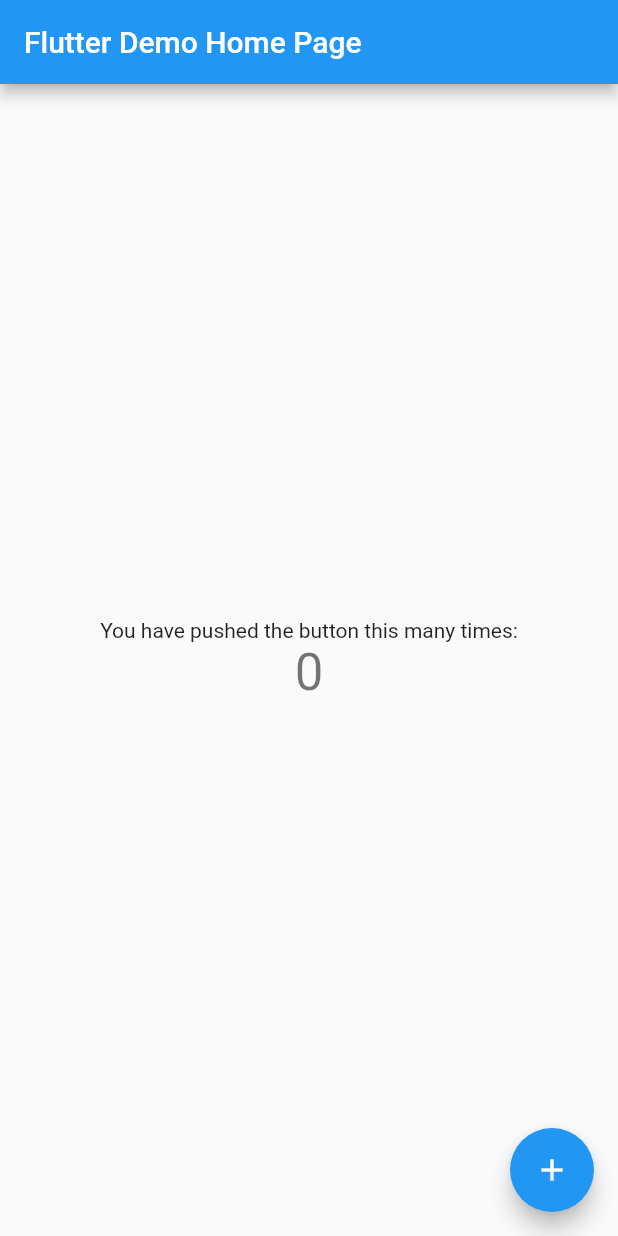
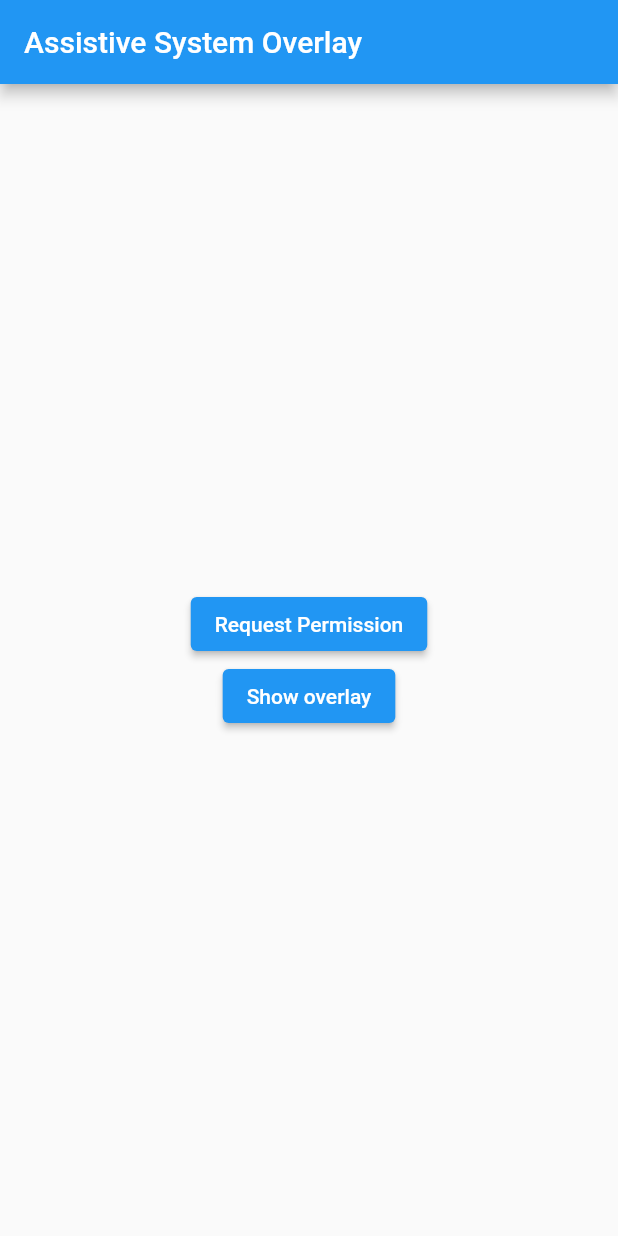
Before and after one commit to sundarlucifer/assistive_system_overlay, a Flutter app: the screen it shows after launch, on a phone screen of 412 x 824 dp. Run offline on Flutter 3.47's test engine with Material 2 defaults, Android fonts, the phone set to English and light mode, and no system bars.

Commit message:
Added HomePage UI with non-responsive buttons

```diff
--- /dev/null
+++ b/lib/data/constants/constants.dart
@@ -0,0 +1 @@
+export './strings.dart';
--- /dev/null
+++ b/lib/data/constants/strings.dart
@@ -0,0 +1,5 @@
+class StringConstants {
+  static const String appName = 'Assistive System Overlay';
+  static const String requestPermission = 'Request Permission';
+  static const String showOverlay = 'Show overlay';
+}
--- a/lib/main.dart
+++ b/lib/main.dart
@@ -1,3 +1,5 @@
+import 'package:assistive_system_overlay/data/constants/constants.dart';
+import 'package:assistive_system_overlay/views/home_page.dart';
 import 'package:flutter/material.dart';
 
 void main() {
@@ -7,109 +9,11 @@ void main() {
 class MyApp extends StatelessWidget {
   const MyApp({Key? key}) : super(key: key);
 
-  // This widget is the root of your application.
   @override
   Widget build(BuildContext context) {
-    return MaterialApp(
-      title: 'Flutter Demo',
-      theme: ThemeData(
-        // This is the theme of your application.
-        //
-        // Try running your application with "flutter run". You'll see the
-        // application has a blue toolbar. Then, without quitting the app, try
-        // changing the primarySwatch below to Colors.green and then invoke
-        // "hot reload" (press "r" in the console where you ran "flutter run",
-        // or simply save your changes to "hot reload" in a Flutter IDE).
-        // Notice that the counter didn't reset back to zero; the application
-        // is not restarted.
-        primarySwatch: Colors.blue,
-      ),
-      home: const MyHomePage(title: 'Flutter Demo Home Page'),
+    return const MaterialApp(
+      title: StringConstants.appName,
+      home: HomePage(),
     );
   }
 }
-
-class MyHomePage extends StatefulWidget {
-  const MyHomePage({Key? key, required this.title}) : super(key: key);
-
-  // This widget is the home page of your application. It is stateful, meaning
-  // that it has a State object (defined below) that contains fields that affect
-  // how it looks.
-
-  // This class is the configuration for the state. It holds the values (in this
-  // case the title) provided by the parent (in this case the App widget) and
-  // used by the build method of the State. Fields in a Widget subclass are
-  // always marked "final".
-
-  final String title;
-
-  @override
-  State<MyHomePage> createState() => _MyHomePageState();
-}
-
-class _MyHomePageState extends State<MyHomePage> {
-  int _counter = 0;
-
-  void _incrementCounter() {
-    setState(() {
-      // This call to setState tells the Flutter framework that something has
-      // changed in this State, which causes it to rerun the build method below
-      // so that the display can reflect the updated values. If we changed
-      // _counter without calling setState(), then the build method would not be
-      // called again, and so nothing would appear to happen.
-      _counter++;
-    });
-  }
-
-  @override
-  Widget build(BuildContext context) {
-    // This method is rerun every time setState is called, for instance as done
-    // by the _incrementCounter method above.
-    //
-    // The Flutter framework has been optimized to make rerunning build methods
-    // fast, so that you can just rebuild anything that needs updating rather
-    // than having to individually change instances of widgets.
-    return Scaffold(
-      appBar: AppBar(
-        // Here we take the value from the MyHomePage object that was created by
-        // the App.build method, and use it to set our appbar title.
-        title: Text(widget.title),
-      ),
-      body: Center(
-        // Center is a layout widget. It takes a single child and positions it
-        // in the middle of the parent.
-        child: Column(
-          // Column is also a layout widget. It takes a list of children and
-          // arranges them vertically. By default, it sizes itself to fit its
-          // children horizontally, and tries to be as tall as its parent.
-          //
-          // Invoke "debug painting" (press "p" in the console, choose the
-          // "Toggle Debug Paint" action from the Flutter Inspector in Android
-          // Studio, or the "Toggle Debug Paint" command in Visual Studio Code)
-          // to see the wireframe for each widget.
-          //
-          // Column has various properties to control how it sizes itself and
-          // how it positions its children. Here we use mainAxisAlignment to
-          // center the children vertically; the main axis here is the vertical
-          // axis because Columns are vertical (the cross axis would be
-          // horizontal).
-          mainAxisAlignment: MainAxisAlignment.center,
-          children: <Widget>[
-            const Text(
-              'You have pushed the button this many times:',
-            ),
-            Text(
-              '$_counter',
-              style: Theme.of(context).textTheme.headline4,
-            ),
-          ],
-        ),
-      ),
-      floatingActionButton: FloatingActionButton(
-        onPressed: _incrementCounter,
-        tooltip: 'Increment',
-        child: const Icon(Icons.add),
-      ), // This trailing comma makes auto-formatting nicer for build methods.
-    );
-  }
-}
--- /dev/null
+++ b/lib/views/home_page.dart
@@ -0,0 +1,28 @@
+import 'package:assistive_system_overlay/data/constants/constants.dart';
+import 'package:flutter/material.dart';
+
+class HomePage extends StatelessWidget {
+  const HomePage({Key? key}) : super(key: key);
+
+  @override
+  Widget build(BuildContext context) {
+    return Scaffold(
+      appBar: AppBar(title: const Text(StringConstants.appName)),
+      body: Center(
+        child: Column(
+          mainAxisAlignment: MainAxisAlignment.center,
+          children: [
+            ElevatedButton(
+              onPressed: () {},
+              child: const Text(StringConstants.requestPermission),
+            ),
+            ElevatedButton(
+              onPressed: () {},
+              child: const Text(StringConstants.showOverlay),
+            ),
+          ],
+        ),
+      ),
+    );
+  }
+}
```
